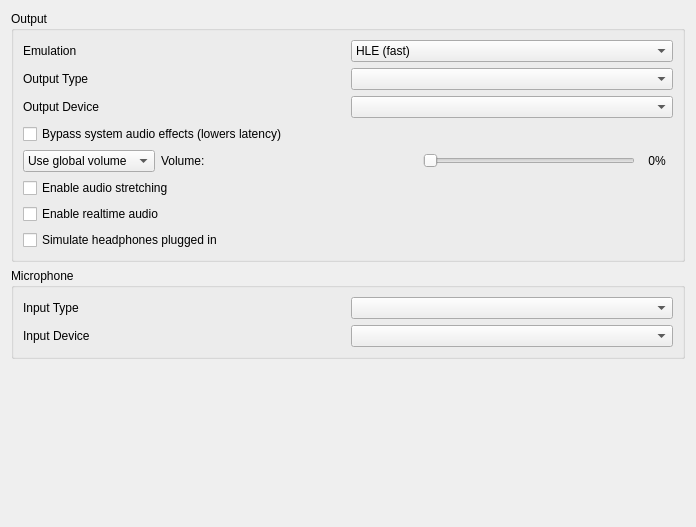
The window that src/citra_qt/configuration/configure_audio.ui (azahar-emu/azahar) describes before a commit, drawn with Qt 5.
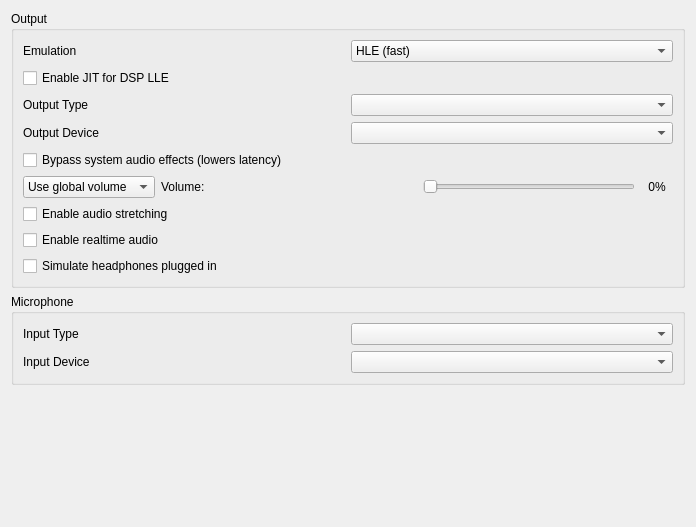
The same window after the commit.

Commit message: Add an option to enable the DSP LLE JIT

```diff
--- a/src/citra_qt/configuration/configure_audio.ui
+++ b/src/citra_qt/configuration/configure_audio.ui
@@ -61,6 +61,16 @@
         </layout>
        </widget>
       </item>
+      <item>
+       <widget class="QCheckBox" name="toggle_dsp_lle_jit">
+        <property name="toolTip">
+         <string>&lt;html&gt;&lt;head/&gt;&lt;body&gt;&lt;p&gt;Translates the DSP code to native code instead of interpreting it, which makes LLE audio emulation faster. Only used with LLE audio emulation.&lt;/p&gt;&lt;/body&gt;&lt;/html&gt;</string>
+        </property>
+        <property name="text">
+         <string>Enable JIT for DSP LLE</string>
+        </property>
+       </widget>
+      </item>
       <item>
        <layout class="QGridLayout" name="output_layout" columnstretch="1,1">
         <item row="0" column="0">
```
Left out of the diff: 1 changed line with no effect on the pictures. The commit also changes 9 other files.
